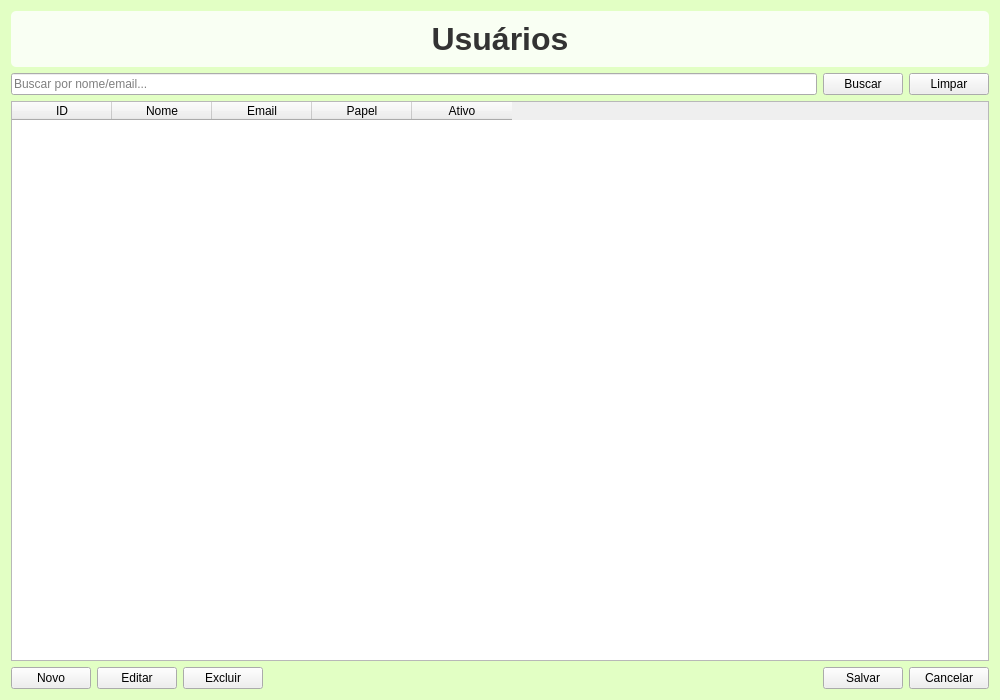
Old version of the form Teste-Patrimonio/frontend/usuarios.ui in the repository zecadelgado/patp.
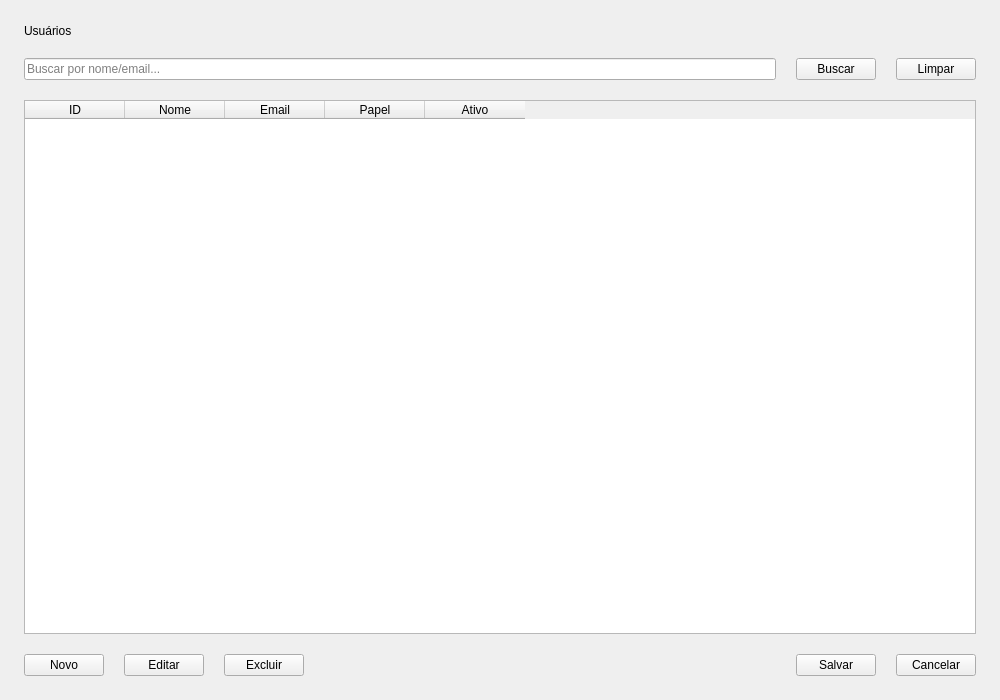
New version of the form.

```diff
--- a/Teste-Patrimonio/frontend/usuarios.ui
+++ b/Teste-Patrimonio/frontend/usuarios.ui
@@ -13,34 +13,29 @@
   <property name="windowTitle">
    <string>Usuários</string>
   </property>
-  <property name="styleSheet">
-   <string notr="true">#UsuariosWindow {
-background-color: rgb(226, 255, 196);
-}</string>
-  </property>
   <layout class="QVBoxLayout" name="verticalLayout">
+      <property name="spacing">
+        <number>20</number>
+      </property>
+      <property name="leftMargin">
+        <number>24</number>
+      </property>
+      <property name="topMargin">
+        <number>24</number>
+      </property>
+      <property name="rightMargin">
+        <number>24</number>
+      </property>
+      <property name="bottomMargin">
+        <number>24</number>
+      </property>
    <item>
     <widget class="QLabel" name="lbl_title">
-     <property name="font">
-      <font>
-       <pointsize>24</pointsize>
-       <bold>true</bold>
-      </font>
-     </property>
-     <property name="styleSheet">
-      <string notr="true">color: #333333;
-background: rgba(255, 255, 255, 0.8);
-padding: 10px;
-border-radius: 5px;</string>
-     </property>
      <property name="text">
       <string>Usuários</string>
      </property>
      <property name="alignment">
-      <set>Qt::AlignmentFlag::AlignCenter</set>
-     </property>
-     <property name="margin">
-      <number>6</number>
+            <set>Qt::AlignmentFlag::AlignLeft | Qt::AlignmentFlag::AlignVCenter</set>
      </property>
     </widget>
    </item>
```
Left out of the diff: 6 changed lines with no effect on the pictures. Lines whose indentation alone changed are shown as unchanged.
